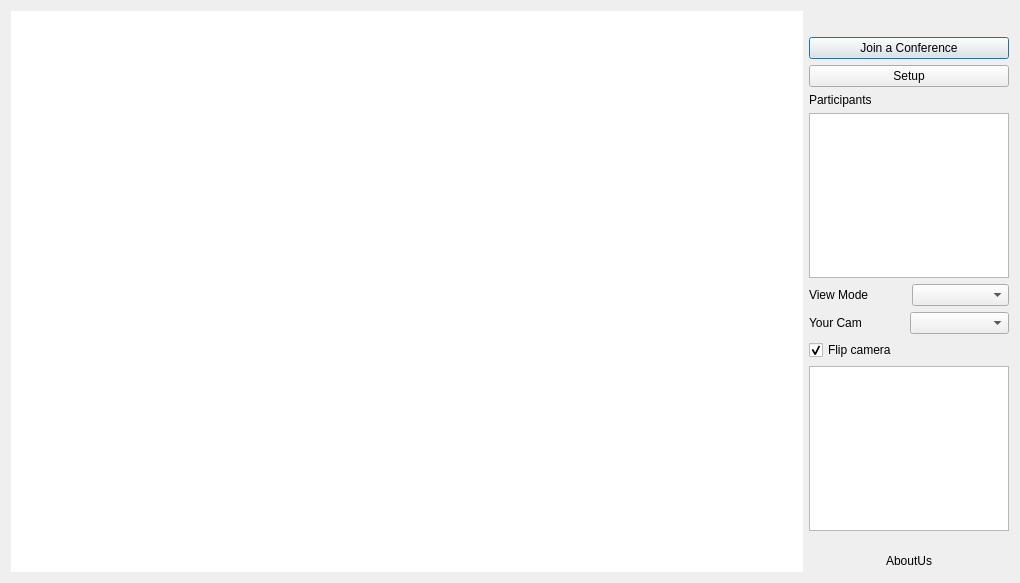
Old version of the form desktop-app/src/gui/mainwindow.ui in the repository Gouldian0120/video-conference.
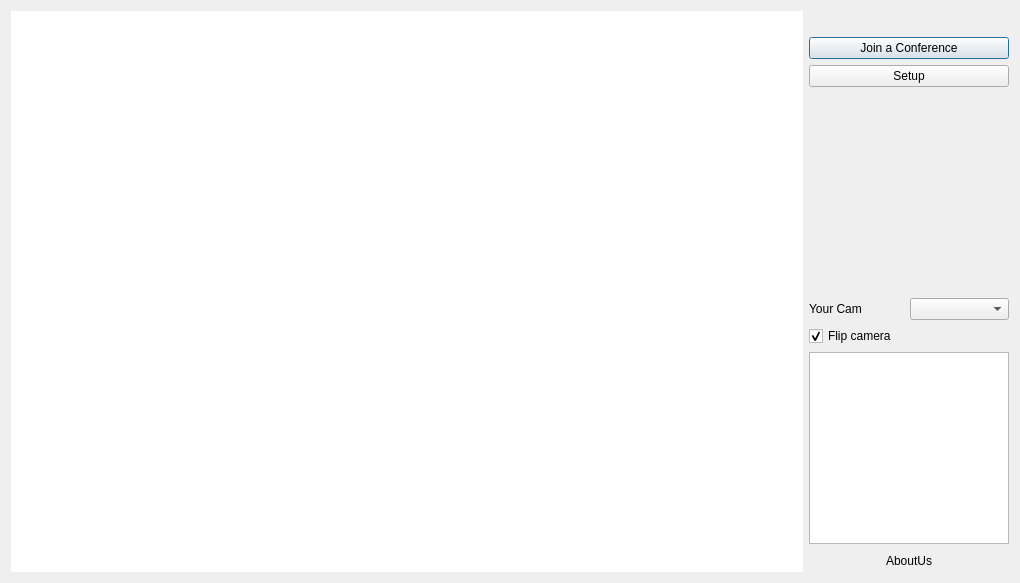
New version of the form. Icons and pictures are not drawn.

Patch:
```diff
--- a/desktop-app/src/gui/mainwindow.ui
+++ b/desktop-app/src/gui/mainwindow.ui
@@ -137,51 +137,17 @@
          </widget>
         </item>
         <item>
-         <widget class="QLabel" name="label_5">
-          <property name="text">
-           <string>Participants</string>
+         <spacer name="verticalSpacer_2">
+          <property name="orientation">
+           <enum>Qt::Vertical</enum>
           </property>
-         </widget>
-        </item>
-        <item>
-         <widget class="QListView" name="participantList">
-          <property name="sizePolicy">
-           <sizepolicy hsizetype="Minimum" vsizetype="Expanding">
-            <horstretch>0</horstretch>
-            <verstretch>0</verstretch>
-           </sizepolicy>
-          </property>
-          <property name="maximumSize">
+          <property name="sizeHint" stdset="0">
            <size>
-            <width>200</width>
-            <height>16777215</height>
+            <width>20</width>
+            <height>40</height>
            </size>
           </property>
-         </widget>
-        </item>
-        <item>
-         <layout class="QHBoxLayout" name="horizontalLayout_4">
-          <item>
-           <widget class="QLabel" name="label_2">
-            <property name="autoFillBackground">
-             <bool>false</bool>
-            </property>
-            <property name="styleSheet">
-             <string notr="true"/>
-            </property>
-            <property name="text">
-             <string>View Mode</string>
-            </property>
-           </widget>
-          </item>
-          <item>
-           <widget class="QComboBox" name="viewModeSelector">
-            <property name="styleSheet">
-             <string notr="true"/>
-            </property>
-           </widget>
-          </item>
-         </layout>
+         </spacer>
         </item>
         <item>
          <layout class="QHBoxLayout" name="horizontalLayout_3">
@@ -245,19 +211,6 @@
           </property>
          </widget>
         </item>
-        <item>
-         <spacer name="verticalSpacer_2">
-          <property name="orientation">
-           <enum>Qt::Vertical</enum>
-          </property>
-          <property name="sizeHint" stdset="0">
-           <size>
-            <width>20</width>
-            <height>40</height>
-           </size>
-          </property>
-         </spacer>
-        </item>
         <item>
          <layout class="QHBoxLayout" name="horizontalLayout_5">
           <item>
```
